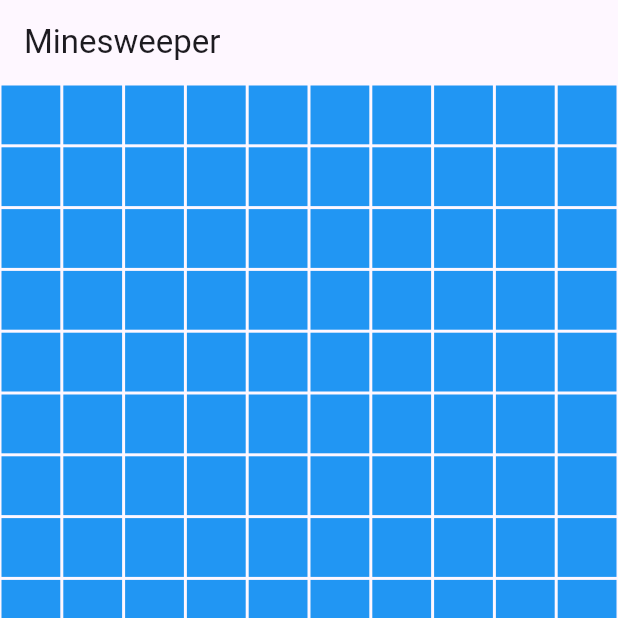
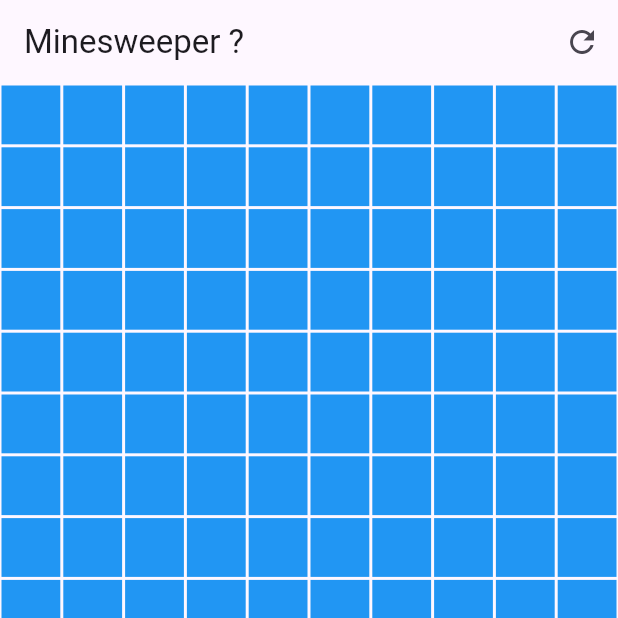
Before and after one commit to grzes/FlutterMinesweeper, a Flutter app: the screen it shows after launch, on a phone screen of 412 x 824 dp, the top half of it. Run offline on Flutter 3.47's test engine with Material 3 defaults, Android fonts, the phone set to English and light mode, and no system bars; our stand-ins replace flutter_bloc.

Commit message:
Working restart

```diff
--- a/lib/blocs/bloc_provider.dart
+++ /dev/null
@@ -1,15 +0,0 @@
-import 'package:flutter/widgets.dart';
-
-class BlocProvider<T> extends InheritedWidget {
-  final T bloc;
-
-  BlocProvider({Key? key, required Widget child, required this.bloc})
-      : super(key: key, child: child);
-
-  static T of<T>(BuildContext context) {
-    return (context.dependOnInheritedWidgetOfExactType<BlocProvider<T>>()!).bloc;
-  }
-
-  @override
-  bool updateShouldNotify(BlocProvider oldWidget) => true;
-}
--- a/lib/blocs/cell_bloc.dart
+++ b/lib/blocs/cell_bloc.dart
@@ -1,5 +1,6 @@
 import 'dart:async';
 import '../model/game_area_model.dart';
+import 'package:flutter_bloc/flutter_bloc.dart';  // Import flutter_bloc
 
 class CellBloc {
   final CellState _cellState;
@@ -67,31 +68,29 @@ class CellBloc {
 }
 
 
-class CellCollectionBloc {
-  final GameAreaModel _gameAreaModel;
-  final List<CellBloc> _cellBlocs = [];
+class CellCollectionBloc extends Cubit<List<CellBloc>> {
+  GameAreaModel _gameAreaModel;
 
-  final _cellCollectionController = StreamController<List<CellBloc>>();
+  CellCollectionBloc(this._gameAreaModel) : super([]) {
+    _initializeBlocs();
+  }
 
-  Stream<List<CellBloc>> get cellsStream => _cellCollectionController.stream;
+  void _initializeBlocs() {
+    final cellBlocs = _gameAreaModel.cells.map((key, cellState) => MapEntry(key, CellBloc(cellState)));
+    emit(cellBlocs.values.toList());  // Emit the initial cell blocs
+  }
 
-  List<CellBloc> get currentCells => _cellBlocs;
+  void initializeGame() {
+    _gameAreaModel = GameAreaModel(10, 10); // Reset to a new game area
+    _initializeBlocs(); // Reinitialize the cell blocs
+  }
+
   int get gridWidth => _gameAreaModel.width;
   int get gridHeight => _gameAreaModel.height;
 
-  CellCollectionBloc(this._gameAreaModel) {
-    _initializeBlocs();
-    _cellCollectionController.add(_cellBlocs);
-  }
-
-  void _initializeBlocs() {
-    _gameAreaModel.cells.forEach((key, cellState) {
-      _cellBlocs.add(CellBloc(cellState));
-    });
-  }
-
-  void dispose() {
-    _cellBlocs.forEach((bloc) => bloc.dispose());
-    _cellCollectionController.close();
+  @override
+  Future<void> close() {
+    // You can manage disposal of individual CellBloc instances here if necessary
+    return super.close();
   }
 }
--- a/lib/main.dart
+++ b/lib/main.dart
@@ -1,6 +1,6 @@
 import 'package:flutter/material.dart';
 import 'widgets.dart';
-import 'blocs/bloc_provider.dart';
+import 'package:flutter_bloc/flutter_bloc.dart';  // Import flutter_bloc
 import 'blocs/cell_bloc.dart';
 import 'model/game_area_model.dart';
 
@@ -11,15 +11,30 @@ void main() {
 class MyApp extends StatelessWidget {
   @override
   Widget build(BuildContext context) {
-    return BlocProvider(
-      child: MaterialApp(
-        title: 'Minesweeper',
-        home: Scaffold(
-          appBar: AppBar(title: Text('Minesweeper')),
-          body: MinesweeperGrid(),
+    return MaterialApp(
+      title: 'Minesweeper',
+      home: BlocProvider<CellCollectionBloc>(
+        create: (context) => CellCollectionBloc(GameAreaModel(10, 10)), // Create your bloc
+        child: BlocBuilder<CellCollectionBloc, List<CellBloc>>(
+          builder: (context, cellBlocs) {
+            return Scaffold(
+              appBar: AppBar(
+                title: Text('Minesweeper ?'),
+                actions: [
+                  IconButton(
+                    icon: Icon(Icons.refresh),
+                    onPressed: () {
+                      // Call the restart game function
+                      context.read<CellCollectionBloc>().initializeGame(); // Use read method from flutter_bloc
+                    },
+                  ),
+                ],
+              ),
+              body: MinesweeperGrid(),
+            );
+          },
         ),
       ),
-      bloc: CellCollectionBloc(GameAreaModel(10, 10)),  // Example with a 10x10 grid
     );
   }
 }
--- a/lib/widgets.dart
+++ b/lib/widgets.dart
@@ -1,29 +1,25 @@
 import 'package:flutter/material.dart';
 import 'blocs/cell_bloc.dart';
 import 'model/game_area_model.dart';
-import 'blocs/bloc_provider.dart';
+import 'package:flutter_bloc/flutter_bloc.dart';  // Import flutter_bloc
 
-// Grid widget
 class MinesweeperGrid extends StatelessWidget {
   @override
   Widget build(BuildContext context) {
-    final cellBloc = BlocProvider.of<CellCollectionBloc>(context);
-
-    return StreamBuilder<List<CellBloc>>(
-      stream: cellBloc.cellsStream,
-      builder: (context, snapshot) {
-        if (!snapshot.hasData) {
+    return BlocBuilder<CellCollectionBloc, List<CellBloc>>(
+      builder: (context, cellBlocs) {
+        print('MinesweeperGrid rebuilt with ${cellBlocs.length} cells.');
+        if (cellBlocs.isEmpty) {
           return Center(child: CircularProgressIndicator());
         }
 
-        final cells = snapshot.data!;
         return GridView.builder(
           gridDelegate: SliverGridDelegateWithFixedCrossAxisCount(
-            crossAxisCount: cellBloc.gridWidth,
+            crossAxisCount: 10, // Adjust based on your grid size
           ),
-          itemCount: cells.length,
+          itemCount: cellBlocs.length,
           itemBuilder: (context, index) {
-            return CellWidget(bloc: cells[index]);
+            return CellWidget(bloc: cellBlocs[index]); // Adjust as per your logic
           },
         );
       },
@@ -42,7 +38,7 @@ class CellWidget extends StatelessWidget {
     return GestureDetector(
       onTap: () {
         final cellCollectionBloc = BlocProvider.of<CellCollectionBloc>(context);
-        bloc.revealCell(cellCollectionBloc.currentCells); // Pass all cells
+        bloc.revealCell(cellCollectionBloc.state); // Pass all cells
       },
 
 
```
